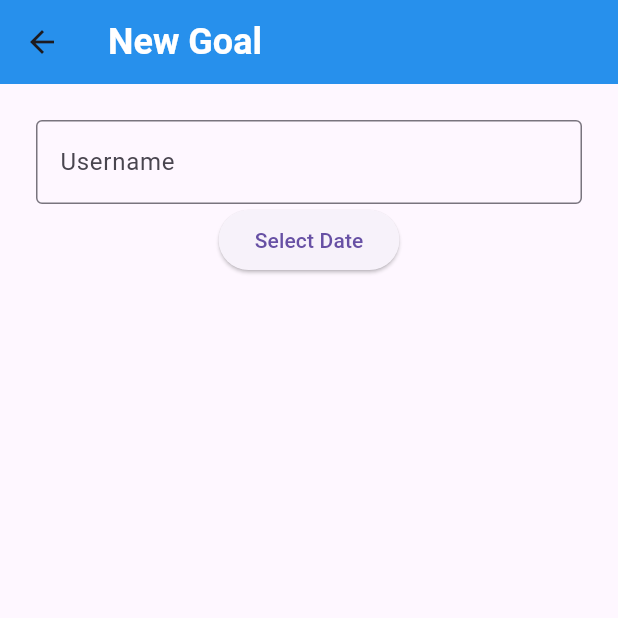
After one commit to byudevelopers/GoalTracker, a Flutter app: the CreateGoal screen opened directly, on a phone screen of 412 x 824 dp, the top half of it. The commit adds this screen. Run offline on Flutter 3.47's test engine with Material 3 defaults, Android fonts, the light colour scheme and no system bars.

Commit message:
new create goal page

```diff
--- /dev/null
+++ b/goal_tracker/lib/createGoal.dart
@@ -0,0 +1,63 @@
+import 'package:flutter/material.dart';
+
+class CreateGoal extends StatefulWidget {
+  const CreateGoal({super.key});
+
+  @override
+  State<CreateGoal> createState() => _CreateGoalState();
+}
+
+class _CreateGoalState extends State<CreateGoal> {
+  final _goalNameController = TextEditingController();
+
+  DateTime selectedDate = DateTime.now();
+
+Future<void> _selectDate(BuildContext context) async {
+  final DateTime? picked = await showDatePicker(
+    context: context,
+    initialDate: selectedDate,
+    firstDate: DateTime(2000),
+    lastDate: DateTime(2100),
+  );
+
+  if (picked != null && picked != selectedDate) {
+    setState(() {
+      selectedDate = picked;
+    });
+  }
+}
+  @override
+  Widget build(BuildContext context) {
+    return Scaffold(
+      appBar: AppBar(
+        title: const Text(
+          'New Goal',
+          style: TextStyle(
+            color: Colors.white,
+            fontWeight: FontWeight.bold,
+            fontSize: 24,
+          ),
+        ),
+        backgroundColor: Colors.blue,
+        elevation: 4,
+      ),
+      body: Padding(padding: const EdgeInsets.all(24.0),
+        child: Column(
+            children: [
+              TextField(
+                controller: _goalNameController,
+                decoration: InputDecoration(
+                  labelText: 'Username',
+                  border: OutlineInputBorder()
+                )
+              ),
+              ElevatedButton(
+                onPressed: () => _selectDate(context),
+                child: const Text('Select Date'),
+              )
+            ],
+        ),
+      ),
+    );
+  }
+}
--- a/goal_tracker/lib/home.dart
+++ b/goal_tracker/lib/home.dart
@@ -26,7 +26,7 @@
   Widget build(BuildContext context) {
     return Scaffold(
       appBar: AppBar(
-        title: Text(
+        title: const Text(
           'Home',
           style: TextStyle(
             color: Colors.white,
```
